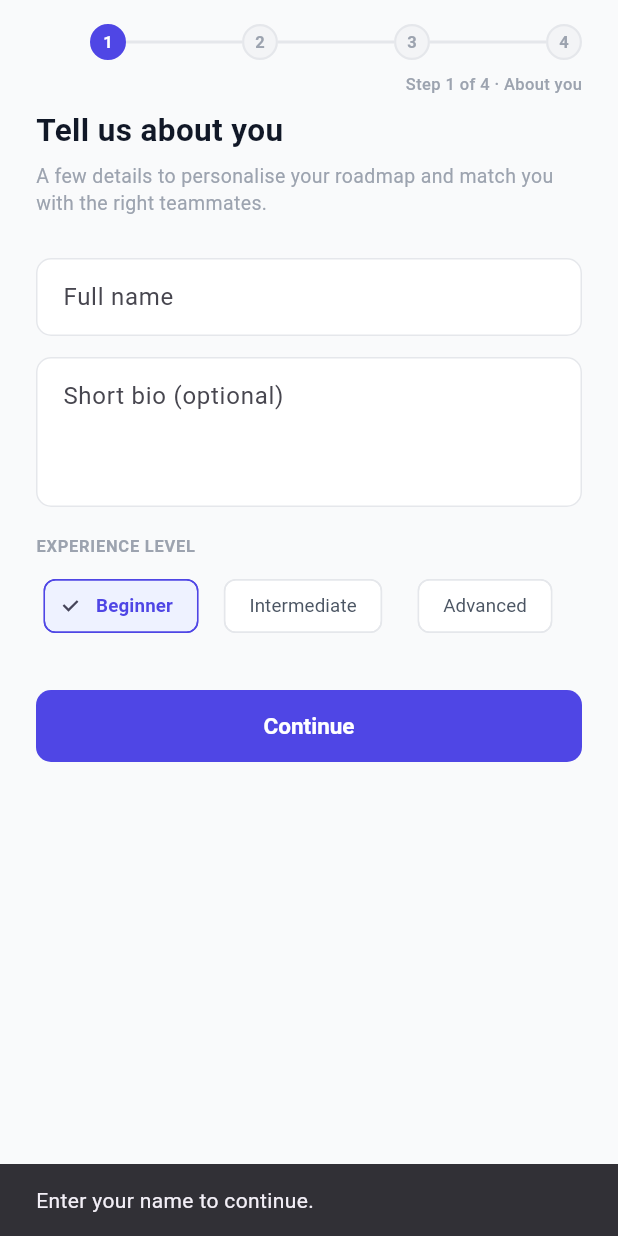
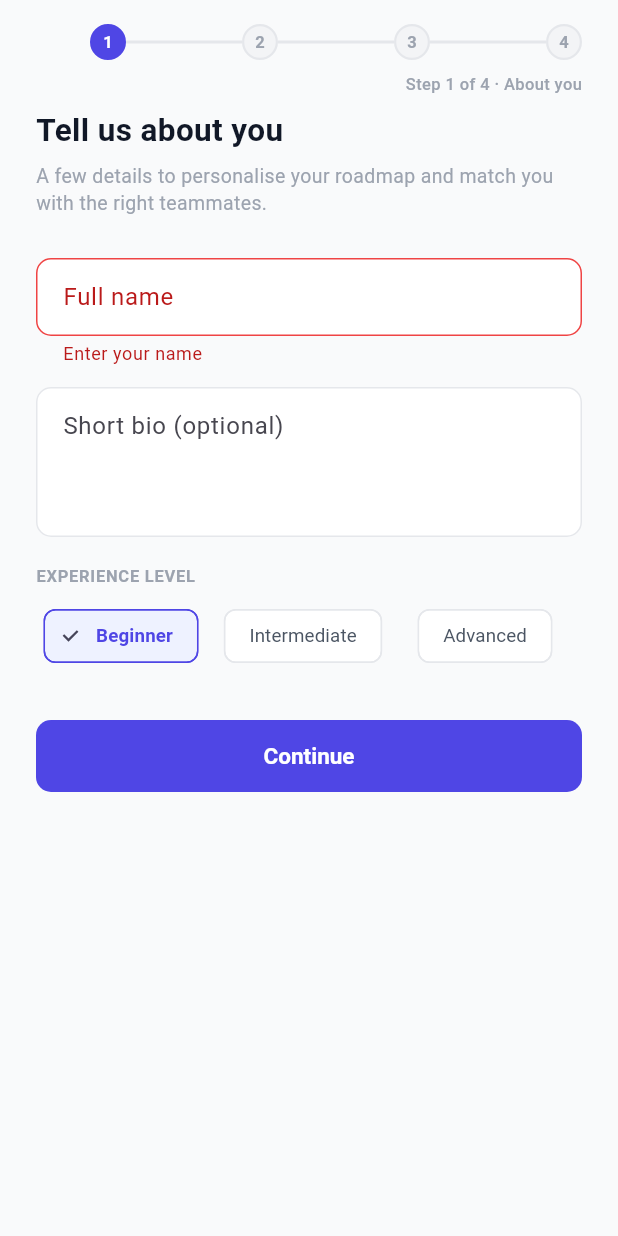
Before and after one commit to rauni5/skillpath_app, a Flutter app: the OnboardingScreen screen opened by its route, after a tap on "Continue", on a phone screen of 412 x 824 dp. Run offline on Flutter 3.47's test engine with Material 3 defaults, Android fonts, the phone set to English and light mode, and no system bars; our stand-ins replace audioplayers, dio, file_picker, firebase_auth, firebase_core, firebase_messaging and 8 more; accounts and stored records are empty; network calls fail.

Commit message:
feat (skill-onboarding) : add more skill category, improve skill selection in onboarding and introduce app dialogs

```diff
--- a/lib/core/models/skill.dart
+++ b/lib/core/models/skill.dart
@@ -9,6 +9,10 @@ enum SkillCategory {
   database,
   dataEngineering,
   uiUx,
+  gameDev,
+  cybersecurity,
+  qaTesting,
+  aiMl,
   unknown,
 }
 
@@ -79,6 +83,14 @@ SkillCategory skillCategoryFromString(String? value) {
       return SkillCategory.dataEngineering;
     case 'UI_UX':
       return SkillCategory.uiUx;
+    case 'GAME_DEV':
+      return SkillCategory.gameDev;
+    case 'CYBERSECURITY':
+      return SkillCategory.cybersecurity;
+    case 'QA_TESTING':
+      return SkillCategory.qaTesting;
+    case 'AI_ML':
+      return SkillCategory.aiMl;
     default:
       return SkillCategory.unknown;
   }
@@ -102,6 +114,14 @@ String skillCategoryToApiString(SkillCategory category) {
       return 'DATA_ENGINEERING';
     case SkillCategory.uiUx:
       return 'UI_UX';
+    case SkillCategory.gameDev:
+      return 'GAME_DEV';
+    case SkillCategory.cybersecurity:
+      return 'CYBERSECURITY';
+    case SkillCategory.qaTesting:
+      return 'QA_TESTING';
+    case SkillCategory.aiMl:
+      return 'AI_ML';
     case SkillCategory.unknown:
       return 'BACKEND';
   }
@@ -126,6 +146,14 @@ extension SkillCategoryLabel on SkillCategory {
         return 'Data Engineering';
       case SkillCategory.uiUx:
         return 'UI/UX';
+      case SkillCategory.gameDev:
+        return 'Game Dev';
+      case SkillCategory.cybersecurity:
+        return 'Cybersecurity';
+      case SkillCategory.qaTesting:
+        return 'QA & Testing';
+      case SkillCategory.aiMl:
+        return 'AI & ML';
       case SkillCategory.unknown:
         return 'Other';
     }
@@ -150,6 +178,14 @@ extension SkillCategoryLabel on SkillCategory {
         return Icons.insights_outlined;
       case SkillCategory.uiUx:
         return Icons.palette_outlined;
+      case SkillCategory.gameDev:
+        return Icons.sports_esports_outlined;
+      case SkillCategory.cybersecurity:
+        return Icons.security_outlined;
+      case SkillCategory.qaTesting:
+        return Icons.bug_report_outlined;
+      case SkillCategory.aiMl:
+        return Icons.psychology_outlined;
       case SkillCategory.unknown:
         return Icons.extension_outlined;
     }
--- a/lib/features/onboarding/screens/onboarding_screen.dart
+++ b/lib/features/onboarding/screens/onboarding_screen.dart
@@ -37,6 +37,8 @@ class _OnboardingScreenState extends State<OnboardingScreen> {
   }
 
   void _goTo(int step) {
+    // Unfocus active keyboard inputs before changing step/screen
+    FocusManager.instance.primaryFocus?.unfocus();
     setState(() => _step = step);
     _pageController.animateToPage(
       step,
--- a/lib/features/onboarding/widgets/onboarding_about_step.dart
+++ b/lib/features/onboarding/widgets/onboarding_about_step.dart
@@ -4,6 +4,7 @@ import 'package:provider/provider.dart';
 
 import '../../../core/models/user.dart';
 import '../../../core/theme/app_palette.dart';
+import '../../../shared/widgets/app_dialogs.dart';
 import '../../auth/providers/auth_provider.dart';
 
 class OnboardingAboutStep extends StatefulWidget {
@@ -16,6 +17,7 @@ class OnboardingAboutStep extends StatefulWidget {
 }
 
 class _OnboardingAboutStepState extends State<OnboardingAboutStep> {
+  final _formKey = GlobalKey<FormState>();
   late final TextEditingController _nameCtrl;
   late final TextEditingController _bioCtrl;
   late ExperienceLevel _level;
@@ -37,12 +39,7 @@ class _OnboardingAboutStepState extends State<OnboardingAboutStep> {
   }
 
   Future<void> _submit() async {
-    if (_nameCtrl.text.trim().isEmpty) {
-      ScaffoldMessenger.of(context).showSnackBar(
-        const SnackBar(content: Text('Enter your name to continue.')),
-      );
-      return;
-    }
+    if (!_formKey.currentState!.validate()) return;
     final auth = context.read<AuthProvider>();
     final ok = await auth.updateProfile(
       name: _nameCtrl.text.trim(),
@@ -52,9 +49,7 @@ class _OnboardingAboutStepState extends State<OnboardingAboutStep> {
     if (ok) {
       widget.onContinue();
     } else if (mounted && auth.errorMessage != null) {
-      ScaffoldMessenger.of(
-        context,
-      ).showSnackBar(SnackBar(content: Text(auth.errorMessage!)));
+      showErrorDialog(context, auth.errorMessage!);
     }
   }
 
@@ -65,7 +60,9 @@ class _OnboardingAboutStepState extends State<OnboardingAboutStep> {
 
     return SingleChildScrollView(
       padding: const EdgeInsets.fromLTRB(24, 8, 24, 24),
-      child: Column(
+      child: Form(
+        key: _formKey,
+        child: Column(
         crossAxisAlignment: CrossAxisAlignment.stretch,
         children: [
           Text(
@@ -84,6 +81,9 @@ class _OnboardingAboutStepState extends State<OnboardingAboutStep> {
           const SizedBox(height: 28),
           TextFormField(
             controller: _nameCtrl,
+            autovalidateMode: AutovalidateMode.onUserInteraction,
+            validator: (v) =>
+                (v == null || v.trim().isEmpty) ? 'Enter your name' : null,
             decoration: const InputDecoration(labelText: 'Full name'),
           ),
           const SizedBox(height: 14),
@@ -148,6 +148,7 @@ class _OnboardingAboutStepState extends State<OnboardingAboutStep> {
                 : const Text('Continue'),
           ),
         ],
+        ),
       ),
     );
   }
--- a/lib/features/onboarding/widgets/onboarding_skills_step.dart
+++ b/lib/features/onboarding/widgets/onboarding_skills_step.dart
@@ -16,21 +16,68 @@ class OnboardingSkillsStep extends StatefulWidget {
   State<OnboardingSkillsStep> createState() => _OnboardingSkillsStepState();
 }
 
-class _OnboardingSkillsStepState extends State<OnboardingSkillsStep> {
+class _OnboardingSkillsStepState extends State<OnboardingSkillsStep>
+    with WidgetsBindingObserver {
   final _searchCtrl = TextEditingController();
+  final _searchFocus = FocusNode();
+
+  bool _keyboardWasOpen = false;
 
   @override
   void initState() {
     super.initState();
+
+    WidgetsBinding.instance.addObserver(this);
+
+    _searchFocus.addListener(_onSearchFocusChanged);
+
     WidgetsBinding.instance.addPostFrameCallback((_) {
+      if (!mounted) return;
+
       final userId = context.read<AuthProvider>().currentUser?.id;
-      if (userId != null) context.read<SkillsProvider>().loadAll(userId);
+
+      if (userId != null) {
+        context.read<SkillsProvider>().loadAll(userId);
+      }
     });
+  }
+
+  void _onSearchFocusChanged() {
+    if (!mounted) return;
+
+    setState(() {});
+  }
+
+  @override
+  void didChangeMetrics() {
+    final view = WidgetsBinding.instance.platformDispatcher.views.first;
+
+    final keyboardHeight = view.viewInsets.bottom;
+    final keyboardIsOpen = keyboardHeight > 0;
+
+    // Keyboard was open and has now been closed.
+    if (_keyboardWasOpen && !keyboardIsOpen) {
+      // Wait until Flutter finishes processing the keyboard
+      // dismissal before removing focus.
+      WidgetsBinding.instance.addPostFrameCallback((_) {
+        if (!mounted) return;
+
+        if (_searchFocus.hasFocus) {
+          _searchFocus.unfocus();
+        }
+      });
+    }
+
+    _keyboardWasOpen = keyboardIsOpen;
   }
 
   @override
   void dispose() {
+    WidgetsBinding.instance.removeObserver(this);
+
     _searchCtrl.dispose();
+    _searchFocus.dispose();
+
     super.dispose();
   }
 
@@ -39,7 +86,9 @@ class _OnboardingSkillsStepState extends State<OnboardingSkillsStep> {
     final skills = context.watch<SkillsProvider>();
     final userId = context.watch<AuthProvider>().currentUser?.id;
     final p = AppPalette.of(context);
+
     final selectedCount = skills.userSkills.length;
+    final isSearching = _searchFocus.hasFocus;
 
     return Column(
       crossAxisAlignment: CrossAxisAlignment.stretch,
@@ -47,6 +96,14 @@ class _OnboardingSkillsStepState extends State<OnboardingSkillsStep> {
         Padding(
           padding: const EdgeInsets.fromLTRB(24, 8, 24, 0),
           child: Column(
+            crossAxisAlignment: CrossAxisAlignment.stretch,
+            children: [
+              AnimatedSize(
+                duration: const Duration(milliseconds: 180),
+                curve: Curves.easeOut,
+                child: isSearching
+                    ? const SizedBox.shrink()
+                    : Column(
                         crossAxisAlignment: CrossAxisAlignment.stretch,
                         children: [
                           Row(
@@ -86,14 +143,25 @@ class _OnboardingSkillsStepState extends State<OnboardingSkillsStep> {
                           ),
                           const SizedBox(height: 6),
                           Text(
-                "Tap a skill to add it — added skills stay in the list and turn "
-                "indigo, so it's easy to see everything you've picked. You can "
-                "always change these later.",
-                style: TextStyle(fontSize: 13, color: p.textMuted, height: 1.4),
+                            "Tap a skill to add it — added skills stay in "
+                            "the list and turn indigo, so it's easy to see "
+                            "everything you've picked. You can always "
+                            "change these later.",
+                            style: TextStyle(
+                              fontSize: 13,
+                              color: p.textMuted,
+                              height: 1.4,
+                            ),
                           ),
                           const SizedBox(height: 16),
+                        ],
+                      ),
+              ),
+
               TextField(
                 controller: _searchCtrl,
+                focusNode: _searchFocus,
+                autofocus: false,
                 onChanged: skills.setSearchQuery,
                 decoration: const InputDecoration(
                   hintText: 'Search skills…',
@@ -101,15 +169,45 @@ class _OnboardingSkillsStepState extends State<OnboardingSkillsStep> {
                   isDense: true,
                 ),
               ),
+
               const SizedBox(height: 10),
+
               CategoryFilterRow(
                 selected: skills.categoryFilter,
                 onSelect: skills.setCategoryFilter,
               ),
+
               const SizedBox(height: 10),
+
+              if (isSearching && selectedCount > 0)
+                Align(
+                  alignment: Alignment.centerLeft,
+                  child: Padding(
+                    padding: const EdgeInsets.only(bottom: 8),
+                    child: Container(
+                      padding: const EdgeInsets.symmetric(
+                        horizontal: 10,
+                        vertical: 4,
+                      ),
+                      decoration: BoxDecoration(
+                        color: p.indigoLight,
+                        borderRadius: BorderRadius.circular(20),
+                      ),
+                      child: Text(
+                        '$selectedCount added',
+                        style: TextStyle(
+                          fontSize: 11.5,
+                          fontWeight: FontWeight.w700,
+                          color: p.indigo,
+                        ),
+                      ),
+                    ),
+                  ),
+                ),
             ],
           ),
         ),
+
         Expanded(
           child: ListView(
             padding: const EdgeInsets.fromLTRB(24, 0, 24, 8),
@@ -132,7 +230,13 @@ class _OnboardingSkillsStepState extends State<OnboardingSkillsStep> {
                 .toList(),
           ),
         ),
-        Padding(
+
+        AnimatedSize(
+          duration: const Duration(milliseconds: 180),
+          curve: Curves.easeOut,
+          child: isSearching
+              ? const SizedBox.shrink()
+              : Padding(
                   padding: const EdgeInsets.fromLTRB(24, 0, 24, 24),
                   child: Column(
                     crossAxisAlignment: CrossAxisAlignment.stretch,
@@ -148,6 +252,7 @@ class _OnboardingSkillsStepState extends State<OnboardingSkillsStep> {
                     ],
                   ),
                 ),
+        ),
       ],
     );
   }
--- a/lib/features/skills/widgets/category_filter_row.dart
+++ b/lib/features/skills/widgets/category_filter_row.dart
@@ -24,6 +24,10 @@ class CategoryFilterRow extends StatelessWidget {
     SkillCategory.database,
     SkillCategory.dataEngineering,
     SkillCategory.uiUx,
+    SkillCategory.gameDev,
+    SkillCategory.cybersecurity,
+    SkillCategory.qaTesting,
+    SkillCategory.aiMl,
   ];
 
   @override
```
Also changed, not shown: lib/features/onboarding/widgets/onboarding_goal_step.dart (+6 -3 lines), lib/shared/widgets/app_dialogs.dart (added, +255 -0 lines). Lines whose indentation alone changed are shown as unchanged.
